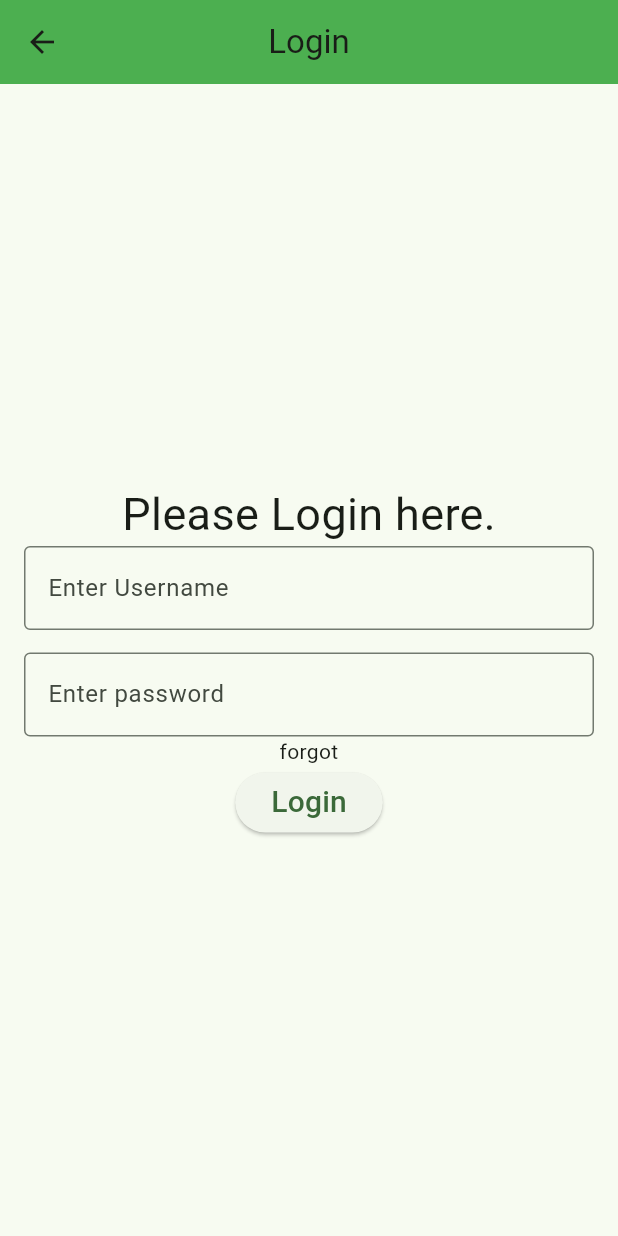
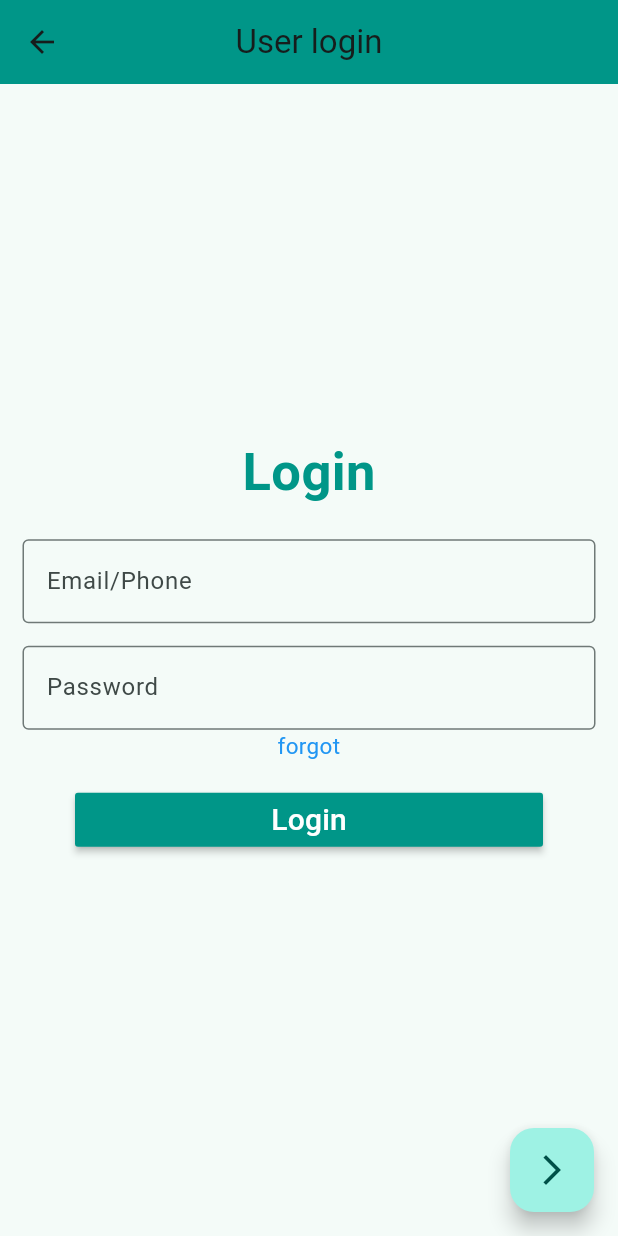
Before and after one commit to eltibetech/FirstProject, a Flutter app: the screen it shows after launch, after a tap on the "arrow forward ios" icon, on a phone screen of 412 x 824 dp. Run offline on Flutter 3.47's test engine with Material 2 defaults, Android fonts, the phone set to English and light mode, and no system bars; Roboto replaces fonts that are missing (Georgia).

Commit message:
Made changes on signup and login pages

```diff
--- a/lib/login.dart
+++ b/lib/login.dart
@@ -1,66 +1,125 @@
 import 'package:flutter/material.dart';
-// import './main.dart';
+import 'signup.dart';
 
 class LoginPage extends StatefulWidget {
   const LoginPage({super.key});
 
   @override
-  State<LoginPage> createState() => LoginPageState();
+  State<LoginPage> createState() => _LoginPageState();
 }
 
-class LoginPageState extends State<LoginPage> {
+class _LoginPageState extends State<LoginPage> {
   @override
   Widget build(BuildContext context) {
-    return Scaffold(
+    return MaterialApp(
+      theme: ThemeData(
+        colorScheme: ColorScheme.fromSeed(seedColor: Colors.teal),
+        useMaterial3: true,
+      ),
+      home: Scaffold(
         appBar: AppBar(
-        title: const Text('Login'),
+          title: const Text('User login'),
           centerTitle: true,
-        backgroundColor: Colors.green,
+          leading: BackButton(onPressed: () => Navigator.of(context).pop()),
+          backgroundColor: Colors.teal,
+
         ),
-      body: Center(
-        child: Padding(
-          padding: const EdgeInsets.all(16),
-          child: Column(mainAxisAlignment: MainAxisAlignment.center, children: [
+        body: Column(
+          mainAxisAlignment: MainAxisAlignment.center,
+          crossAxisAlignment: CrossAxisAlignment.center,
+          children: [
             const Text(
-              'Please Login here.',
-              style: TextStyle(fontFamily: 'Georgia', fontSize: 30),
+              'Login',
+              style: TextStyle(
+                  fontSize: 35,
+                  color: Colors.teal,
+                  fontWeight: FontWeight.bold),
             ),
-            TextFormField(
+            Padding(
+              padding: const EdgeInsets.symmetric(vertical: 20),
+              child: Form(
+                  child: Column(
+                children: [
+                  Padding(
+                    padding: const EdgeInsets.symmetric(horizontal: 15),
+                    child: TextFormField(
+                      keyboardType: TextInputType.text,
                       decoration: const InputDecoration(
+                        labelText: 'Email/Phone',
+                        hintText: 'Enter email or phone',
                         border: OutlineInputBorder(),
-                labelText: 'Enter Username',
+                      ),
+                      onChanged: (value) {},
+                      validator: (value) {
+                        return value!.isEmpty
+                            ? 'Please enter Email or phone'
+                            : null;
+                      },
                     ),
                   ),
-            const SizedBox(height: 15),
-            TextFormField(
+                  const SizedBox(
+                    height: 15,
+                  ),
+                  Padding(
+                    padding: const EdgeInsets.symmetric(horizontal: 15),
+                    child: TextFormField(
+                      keyboardType: TextInputType.visiblePassword,
                       decoration: const InputDecoration(
+                        labelText: 'Password',
+                        hintText: 'Enter password',
                         border: OutlineInputBorder(),
-                labelText: 'Enter password',
+                      ),
+                      onChanged: (value) {},
+                      validator: (value) {
+                        return value!.isEmpty ? 'Please enter password' : null;
+                      },
                     ),
                   ),
-            const Text('forgot',
+                  const Text(
+                    'forgot',
                     textAlign: TextAlign.right,
-            ),
-            ButtonTheme(
-              minWidth: 200.0,
-              height: 100.0,
-
-              child: ElevatedButton(
-                onPressed: () {
-                  //submit login
-
-                },
-                child: const Text('Login',
-                style: TextStyle(fontSize: 20,),
+                    style: TextStyle(
+                      fontSize: 15,
+                      color: Colors.blue,
                     ),
                   ),
-            )
-
-          ]),
+                  const SizedBox(
+                    height: 15,
+                  ),
+                  Padding(
+                    padding: const EdgeInsets.symmetric(horizontal: 50),
+                    child: MaterialButton(
+                      minWidth: double.infinity,
+                      onPressed: () {
+                        // navigate to login
+                      },
+                      color: Colors.teal,
+                      textColor: Colors.white,
+                      child: const Text(
+                        'Login',
+                        style: TextStyle(
+                          fontSize: 20,
+                        ),
+                      ),
+                    ),
                   ),
 
+                ],
+              )),
+            )
+          ],
         ),
-
+        floatingActionButton: FloatingActionButton(
+          onPressed: () {
+            //navigate to signUp page
+            Navigator.push(
+              context,
+              MaterialPageRoute(builder: (context) => const SignUpPage()),
+            );
+          },
+          child: const Icon(Icons.arrow_forward_ios_outlined),
+        ),
+      ),
     );
   }
 }
--- a/lib/main.dart
+++ b/lib/main.dart
@@ -1,5 +1,5 @@
 import 'package:flutter/material.dart';
-import './login.dart';
+import 'login.dart';
 
 void main() {
   runApp(const MyApp());
@@ -14,7 +14,7 @@ class MyApp extends StatelessWidget {
     return MaterialApp(
       title: '',
       theme: ThemeData(
-        colorScheme: ColorScheme.fromSeed(seedColor: Colors.green),
+        colorScheme: ColorScheme.fromSeed(seedColor: Colors.teal),
         useMaterial3: true,
       ),
       home: const MyHomePage(title: 'Flutter Demo Home Page'),
@@ -37,7 +37,7 @@ class MyHomePageState extends State<MyHomePage> {
       appBar: AppBar(
         title: const Text('The salon'),
         centerTitle: true,
-        backgroundColor: Colors.green,
+        backgroundColor: Colors.teal,
       ),
       body: Center(
         child: Column(
--- /dev/null
+++ b/lib/try.dart
@@ -0,0 +1,27 @@
+import 'package:flutter/material.dart';
+
+class SignUpPage extends StatefulWidget {
+  const SignUpPage({super.key});
+
+  @override
+  State<SignUpPage> createState() => SignUpPageState();
+}
+
+class SignUpPageState extends State<SignUpPage> {
+  @override
+  Widget build(BuildContext context) {
+    return const Scaffold(
+      body: Center(
+        child: Padding(
+          padding: EdgeInsets.all(16),
+          child: Column(mainAxisAlignment: MainAxisAlignment.center, children: [
+            Text(
+              'SignUp',
+              style: TextStyle(fontFamily: 'Georgia', fontSize: 30),
+            )
+          ]),
+        ),
+      ),
+    );
+  }
+}
```
Also changed, not shown: lib/home.dart (added, +51 -0 lines), lib/logindraft.dart (added, +73 -0 lines), lib/signup.dart (added, +161 -0 lines). Lines whose indentation alone changed are shown as unchanged.
